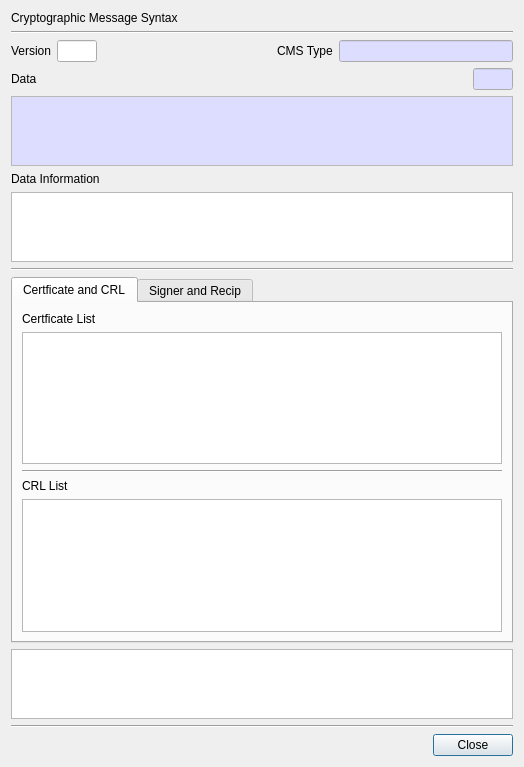
Old version of the form BerEditor/cms_info_dlg.ui in the repository jykim74/BerEditor.
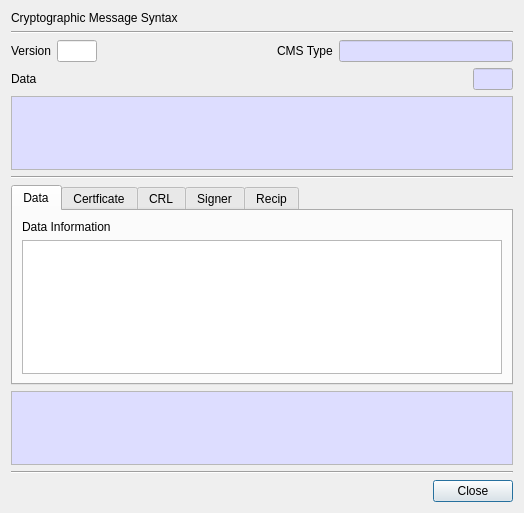
New version of the form.

Diff of the .ui file:
```diff
--- a/BerEditor/cms_info_dlg.ui
+++ b/BerEditor/cms_info_dlg.ui
@@ -7,7 +7,7 @@
     <x>0</x>
     <y>0</y>
     <width>524</width>
-    <height>767</height>
+    <height>513</height>
    </rect>
   </property>
   <property name="windowTitle">
@@ -225,16 +225,6 @@
      </property>
     </widget>
    </item>
-   <item>
-    <widget class="QLabel" name="label_6">
-     <property name="text">
-      <string>Data Information</string>
-     </property>
-    </widget>
-   </item>
-   <item>
-    <widget class="QTableWidget" name="mDataTable"/>
-   </item>
    <item>
     <widget class="Line" name="line_3">
      <property name="orientation">
@@ -244,12 +234,35 @@
    </item>
    <item>
     <widget class="QTabWidget" name="mInfoTab">
+     <property name="minimumSize">
+      <size>
+       <width>0</width>
+       <height>200</height>
+      </size>
+     </property>
      <property name="currentIndex">
       <number>0</number>
      </property>
      <widget class="QWidget" name="mCertCRLTab">
       <attribute name="title">
-       <string>Certficate and CRL</string>
+       <string>Data</string>
+      </attribute>
+      <layout class="QVBoxLayout" name="verticalLayout_6">
+       <item>
+        <widget class="QLabel" name="label_6">
+         <property name="text">
+          <string>Data Information</string>
+         </property>
+        </widget>
+       </item>
+       <item>
+        <widget class="QTableWidget" name="mDataTable"/>
+       </item>
+      </layout>
+     </widget>
+     <widget class="QWidget" name="mCertTab">
+      <attribute name="title">
+       <string>Certficate</string>
       </attribute>
       <layout class="QVBoxLayout" name="verticalLayout_2">
        <item>
@@ -262,13 +275,13 @@
        <item>
         <widget class="QTableWidget" name="mCertTable"/>
        </item>
-       <item>
-        <widget class="Line" name="line_4">
-         <property name="orientation">
-          <enum>Qt::Horizontal</enum>
-         </property>
-        </widget>
-       </item>
+      </layout>
+     </widget>
+     <widget class="QWidget" name="mCRLTab">
+      <attribute name="title">
+       <string>CRL</string>
+      </attribute>
+      <layout class="QVBoxLayout" name="verticalLayout_4">
        <item>
         <widget class="QLabel" name="label_5">
          <property name="text">
@@ -283,7 +296,7 @@
      </widget>
      <widget class="QWidget" name="mSignerRecipTab">
       <attribute name="title">
-       <string>Signer and Recip</string>
+       <string>Signer</string>
       </attribute>
       <layout class="QVBoxLayout" name="verticalLayout_3">
        <item>
@@ -296,6 +309,13 @@
        <item>
         <widget class="QTableWidget" name="mSignerTable"/>
        </item>
+      </layout>
+     </widget>
+     <widget class="QWidget" name="mRecipTab">
+      <attribute name="title">
+       <string>Recip</string>
+      </attribute>
+      <layout class="QVBoxLayout" name="verticalLayout_5">
        <item>
         <widget class="QLabel" name="label_9">
          <property name="text">
@@ -311,7 +331,38 @@
     </widget>
    </item>
    <item>
-    <widget class="QPlainTextEdit" name="mValueText"/>
+    <widget class="QPlainTextEdit" name="mValueText">
+     <property name="palette">
+      <palette>
+       <active>
+        <colorrole role="Base">
+         <brush brushstyle="SolidPattern">
+          <color alpha="255">
+           <red>221</red>
+           <green>221</green>
+           <blue>255</blue>
+          </color>
+         </brush>
+        </colorrole>
+       </active>
+       <inactive>
+        <colorrole role="Base">
+         <brush brushstyle="SolidPattern">
+          <color alpha="255">
+           <red>221</red>
+           <green>221</green>
+           <blue>255</blue>
+          </color>
+         </brush>
+        </colorrole>
+       </inactive>
+       <disabled/>
+      </palette>
+     </property>
+     <property name="readOnly">
+      <bool>true</bool>
+     </property>
+    </widget>
    </item>
    <item>
     <widget class="Line" name="line">
```
Left out of the diff: 4 changed lines with no effect on the pictures.
